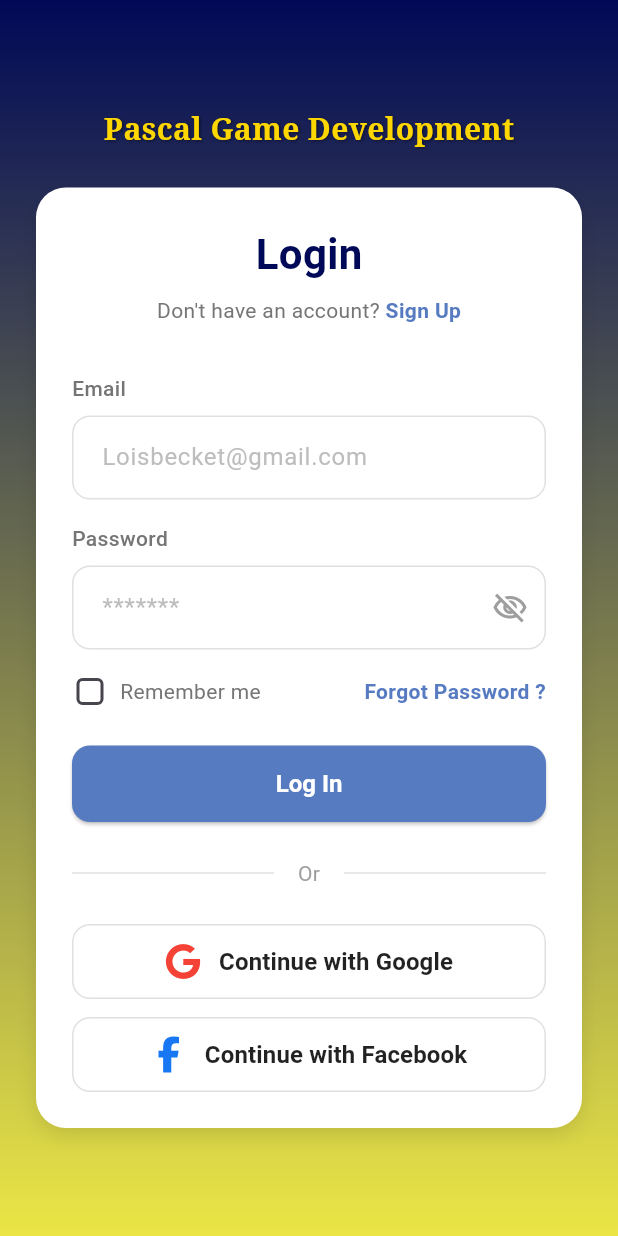
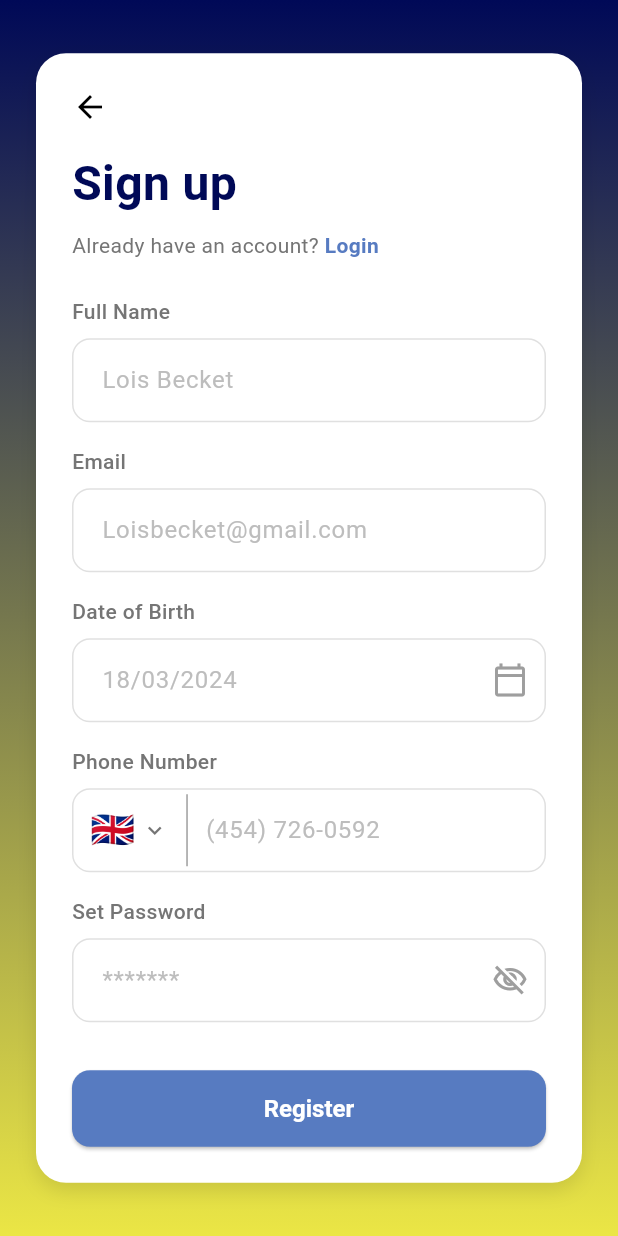
Before and after one commit to terra2n/pascal_game_dev, a Flutter app: the LoginPage screen opened by its route, after a tap on "Sign Up", on a phone screen of 412 x 824 dp. Run offline on Flutter 3.47's test engine with Material 3 defaults, Android fonts, the phone set to English and light mode, and no system bars; our stand-ins replace dartz, equatable, flutter_bloc, font_awesome_flutter, get_it, go_router and 1 more.

Commit message:
feat: Implement authentication pages (Register, Forgot Password, Verify Email) and update router

```diff
--- a/lib/features/auth/presentation/pages/login_page.dart
+++ b/lib/features/auth/presentation/pages/login_page.dart
@@ -142,7 +142,7 @@ class _LoginPageState extends State<LoginPage> {
                           const Spacer(),
                           GestureDetector(
                             onTap: () {
-                              // Forgot Password
+                              context.push('/forgot-password');
                             },
                             child: const Text(
                               "Forgot Password ?",
--- /dev/null
+++ b/lib/features/auth/presentation/pages/register_page.dart
@@ -0,0 +1,223 @@
+import 'package:flutter/material.dart';
+import 'package:flutter_bloc/flutter_bloc.dart';
+import 'package:go_router/go_router.dart';
+import 'package:intl/intl.dart';
+import '../../../../core/theme/app_colors.dart';
+import '../../../../core/widgets/primary_button.dart';
+import '../bloc/auth_bloc.dart';
+import '../bloc/auth_event.dart';
+import '../bloc/auth_state.dart';
+import '../widgets/auth_field.dart';
+import '../widgets/gradient_scaffold.dart';
+
+class RegisterPage extends StatefulWidget {
+  const RegisterPage({super.key});
+
+  @override
+  State<RegisterPage> createState() => _RegisterPageState();
+}
+
+class _RegisterPageState extends State<RegisterPage> {
+  final _fullNameController = TextEditingController();
+  final _emailController = TextEditingController();
+  final _dobController = TextEditingController();
+  final _phoneController = TextEditingController();
+  final _passwordController = TextEditingController();
+  final _formKey = GlobalKey<FormState>();
+
+  @override
+  void dispose() {
+    _fullNameController.dispose();
+    _emailController.dispose();
+    _dobController.dispose();
+    _phoneController.dispose();
+    _passwordController.dispose();
+    super.dispose();
+  }
+
+  Future<void> _selectDate(BuildContext context) async {
+    final DateTime? picked = await showDatePicker(
+      context: context,
+      initialDate: DateTime.now(),
+      firstDate: DateTime(1900),
+      lastDate: DateTime.now(),
+    );
+    if (picked != null) {
+      setState(() {
+        _dobController.text = DateFormat('dd/MM/yyyy').format(picked);
+      });
+    }
+  }
+
+  @override
+  Widget build(BuildContext context) {
+    return GradientScaffold(
+      // Same Gold Gradient as Login Page for consistency or specific request
+      gradient: AppColors.goldGradient,
+      // AppBar removed/empty to allow full screen or just SafeArea
+      body: SafeArea(
+        child: Center(
+          child: SingleChildScrollView(
+            padding: const EdgeInsets.symmetric(horizontal: 24, vertical: 24),
+            child: Column(
+              children: [
+                // White Card
+                Container(
+                  width: double.infinity,
+                  padding: const EdgeInsets.all(24),
+                  decoration: BoxDecoration(
+                    color: Colors.white,
+                    borderRadius: BorderRadius.circular(20),
+                     boxShadow: [
+                      BoxShadow(
+                        color: Colors.black.withOpacity(0.1),
+                        blurRadius: 10,
+                        offset: const Offset(0, 5),
+                      ),
+                    ],
+                  ),
+                  child: Form(
+                    key: _formKey,
+                    child: Column(
+                      crossAxisAlignment: CrossAxisAlignment.start,
+                      children: [
+                        // Back Button
+                        GestureDetector(
+                          onTap: () => context.pop(),
+                          child: const Icon(Icons.arrow_back, color: Colors.black),
+                        ),
+                        const SizedBox(height: 16),
+
+                        // Header "Sign up"
+                        const Text(
+                          'Sign up',
+                          style: TextStyle(
+                            fontSize: 32,
+                            fontWeight: FontWeight.bold,
+                            color: Color(0xFF000957), // Dark Blue on White
+                          ),
+                        ),
+                        const SizedBox(height: 8),
+
+                        // "Already have an account? Login"
+                        Row(
+                          children: [
+                            Text(
+                              "Already have an account? ",
+                              style: TextStyle(color: Colors.grey[600]),
+                            ),
+                            GestureDetector(
+                              onTap: () => context.push('/login'), // Use push or go
+                              child: const Text(
+                                "Login",
+                                style: TextStyle(
+                                  color: Color(0xFF577BC1),
+                                  fontWeight: FontWeight.bold,
+                                ),
+                              ),
+                            ),
+                          ],
+                        ),
+                        const SizedBox(height: 24),
+
+                        // Full Name
+                        AuthField(
+                          label: 'Full Name',
+                          hintText: 'Lois Becket',
+                          controller: _fullNameController,
+                        ),
+                        const SizedBox(height: 16),
+
+                        // Email
+                        AuthField(
+                          label: 'Email',
+                          hintText: 'Loisbecket@gmail.com',
+                          controller: _emailController,
+                          keyboardType: TextInputType.emailAddress,
+                        ),
+                        const SizedBox(height: 16),
+
+                        // Date of Birth
+                        AuthField(
+                          label: 'Date of Birth',
+                          hintText: '18/03/2024',
+                          controller: _dobController,
+                          readOnly: true,
+                          onTap: () => _selectDate(context),
+                          suffix: const Icon(Icons.calendar_today_outlined, color: Colors.grey),
+                        ),
+                        const SizedBox(height: 16),
+
+                        // Phone Number
+                        AuthField(
+                          label: 'Phone Number',
+                          hintText: '(454) 726-0592',
+                          controller: _phoneController,
+                          keyboardType: TextInputType.phone,
+                          prefix: Container(
+                            padding: const EdgeInsets.symmetric(horizontal: 12.0),
+                            margin: const EdgeInsets.only(right: 8.0),
+                            decoration: const BoxDecoration(
+                              border: Border(right: BorderSide(color: Colors.grey)),
+                            ),
+                            child: Row(
+                              mainAxisSize: MainAxisSize.min,
+                              children: [
+                                 const Text("🇬🇧", style: TextStyle(fontSize: 24)),
+                                 const SizedBox(width: 4),
+                                 Icon(Icons.keyboard_arrow_down, color: Colors.grey[600], size: 18),
+                              ],
+                            ),
+                          ),
+                        ),
+                        const SizedBox(height: 16),
+
+                        // Password
+                        AuthField(
+                          label: 'Set Password',
+                          hintText: '*******',
+                          controller: _passwordController,
+                          isPassword: true,
+                        ),
+                        const SizedBox(height: 32),
+
+                        // Register Button
+                        BlocConsumer<AuthBloc, AuthState>(
+                          listener: (context, state) {
+                            if (state is AuthFailure) {
+                              ScaffoldMessenger.of(context).showSnackBar(SnackBar(content: Text(state.message), backgroundColor: Colors.red));
+                            } else if (state is AuthSuccess) {
+                              ScaffoldMessenger.of(context).showSnackBar(const SnackBar(content: Text("Registration Success")));
+                              context.go('/login');
+                            }
+                          },
+                          builder: (context, state) {
+                            return PrimaryButton(
+                              text: 'Register',
+                              isLoading: state is AuthLoading,
+                              onPressed: () {
+                                if (_formKey.currentState!.validate()) {
+                                  context.read<AuthBloc>().add(
+                                    RegisterRequested(
+                                      username: _fullNameController.text,
+                                      email: _emailController.text,
+                                      password: _passwordController.text,
+                                    )
+                                  );
+                                }
+                              },
+                            );
+                          },
+                        ),
+                      ],
+                    ),
+                  ),
+                ),
+              ],
+            ),
+          ),
+        ),
+      ),
+    );
+  }
+}
--- a/lib/features/auth/presentation/widgets/auth_field.dart
+++ b/lib/features/auth/presentation/widgets/auth_field.dart
@@ -7,6 +7,11 @@ class AuthField extends StatefulWidget {
   final bool isPassword;
   final TextEditingController controller;
   final IconData? icon;
+  final bool readOnly;
+  final VoidCallback? onTap;
+  final TextInputType? keyboardType;
+  final Widget? prefix;
+  final Widget? suffix;
 
   const AuthField({
     super.key,
@@ -15,6 +20,11 @@ class AuthField extends StatefulWidget {
     required this.controller,
     this.isPassword = false,
     this.icon,
+    this.readOnly = false,
+    this.onTap,
+    this.keyboardType,
+    this.prefix,
+    this.suffix,
   });
 
   @override
@@ -43,6 +53,9 @@ class _AuthFieldState extends State<AuthField> {
         TextFormField(
           controller: widget.controller,
           obscureText: widget.isPassword ? _isObscure : false,
+          readOnly: widget.readOnly,
+          onTap: widget.onTap,
+          keyboardType: widget.keyboardType,
           validator: (value) {
              if (value == null || value.isEmpty) {
                return '${widget.label} Required';
@@ -55,8 +68,8 @@ class _AuthFieldState extends State<AuthField> {
             contentPadding: const EdgeInsets.symmetric(horizontal: 16, vertical: 16),
             filled: true,
             fillColor: Colors.white,
-            prefixIcon: widget.icon != null ? Icon(widget.icon, color: Colors.grey) : null,
-             suffixIcon: widget.isPassword
+            prefixIcon: widget.prefix ?? (widget.icon != null ? Icon(widget.icon, color: Colors.grey) : null),
+            suffixIcon: widget.isPassword
                 ? IconButton(
                     icon: Icon(
                       _isObscure ? Icons.visibility_off_outlined : Icons.visibility_outlined,
@@ -68,7 +81,7 @@ class _AuthFieldState extends State<AuthField> {
                       });
                     },
                   )
-                : null,
+                : widget.suffix,
             border: OutlineInputBorder(
               borderRadius: BorderRadius.circular(12),
               borderSide: BorderSide(color: Colors.grey.shade300),
--- a/lib/routes/app_router.dart
+++ b/lib/routes/app_router.dart
@@ -1,6 +1,9 @@
 import 'package:go_router/go_router.dart';
+import '../features/auth/presentation/pages/register_page.dart';
 import '../features/auth/presentation/pages/welcome_page.dart';
 import '../features/auth/presentation/pages/login_page.dart';
+import '../features/auth/presentation/pages/forgot_password_page.dart';
+import '../features/auth/presentation/pages/verify_email_page.dart';
 
 // Definisi URL routing aplikasi
 final appRouter = GoRouter(
@@ -14,11 +17,17 @@ final appRouter = GoRouter(
       path: '/login',
       builder: (context, state) => const LoginPage(),
     ),
-    // Todo: Buat halaman RegisterPage nanti
     GoRoute(
       path: '/register',
-      // Sementara arahkan ke Login dulu untuk testing navigasi
-      builder: (context, state) => const LoginPage(),
+      builder: (context, state) => const RegisterPage(),
+    ),
+    GoRoute(
+      path: '/forgot-password',
+      builder: (context, state) => const ForgotPasswordPage(),
+    ),
+    GoRoute(
+      path: '/verify-email',
+      builder: (context, state) => const VerifyEmailPage(),
     ),
   ],
 );
--- a/pubspec.yaml
+++ b/pubspec.yaml
@@ -43,6 +43,7 @@ dependencies:
   dartz: ^0.10.1
   json_annotation: ^4.9.0
   font_awesome_flutter: ^10.12.0
+  intl: ^0.19.0
 
 dev_dependencies:
   flutter_test:
```
Also changed, not shown: lib/features/auth/presentation/pages/forgot_password_page.dart (added, +118 -0 lines), lib/features/auth/presentation/pages/verify_email_page.dart (added, +178 -0 lines), pubspec.lock.
